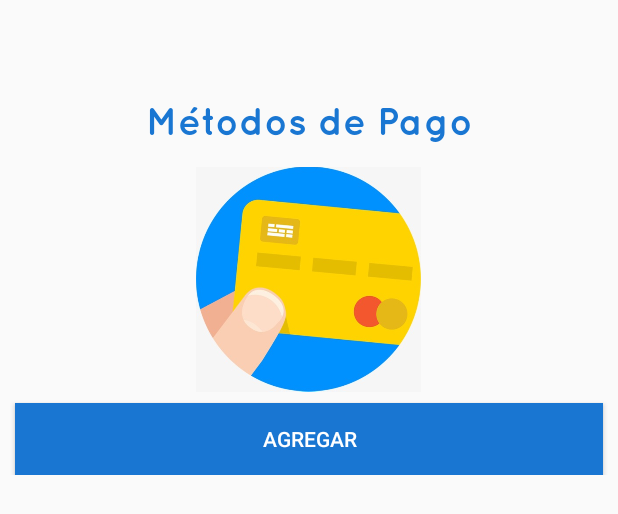
After one commit to krthx/Uber-like-Parking, an Android app: the layout fragment_config.xml on its own in the app's theme, with its tools: preview values and no code run, on a phone screen of 412 x 824 dp. The commit adds this screen. Shown: the top 514 px of the screen. Run offline under Robolectric (Android 15) with nearby library versions, the phone set to English and light mode, and no system bars.

Commit message:
Adding credit card inf

```diff
--- a/app/build.gradle
+++ b/app/build.gradle
@@ -26,6 +26,7 @@ dependencies {
     implementation 'com.android.support.constraint:constraint-layout:1.1.3'
     implementation 'com.android.support:design:28.0.0'
     implementation 'com.android.support:support-v4:28.0.0'
+    implementation 'com.google.firebase:firebase-database:16.0.1'
     testImplementation 'junit:junit:4.12'
     androidTestImplementation 'com.android.support.test:runner:1.0.2'
     androidTestImplementation 'com.android.support.test.espresso:espresso-core:3.0.2'
--- a/app/src/main/AndroidManifest.xml
+++ b/app/src/main/AndroidManifest.xml
@@ -37,12 +37,12 @@
 
                 <category android:name="android.intent.category.LAUNCHER" />
 
-                <action android:name="android.intent.action.VIEW" />
+                <!--<action android:name="android.intent.action.VIEW" />
 
                 <category android:name="android.intent.category.DEFAULT" />
                 <category android:name="android.intent.category.BROWSABLE" />
 
-                <data android:scheme="@string/fb_login_protocol_scheme" />
+                <data android:scheme="@string/fb_login_protocol_scheme" />-->
             </intent-filter>
         </activity>
 
--- a/app/src/main/java/com/spot/NavigationDrawerFragment.java
+++ b/app/src/main/java/com/spot/NavigationDrawerFragment.java
@@ -25,8 +25,8 @@ public class NavigationDrawerFragment extends Fragment {
     private FragmentDrawerListener myDrawerListener;
     private View contenedor;
 
-    private int Iconos[] = { R.drawable.credit_card, R.drawable.history, R.drawable.question, R.drawable.logoff };
-    private String Titulos[] = {"Pagos", "Historial", "Ayuda", "Cerrar Sesión"};
+    private int Iconos[] = { R.drawable.credit_card, R.drawable.credit_card, R.drawable.history, R.drawable.question, R.drawable.logoff };
+    private String Titulos[] = {"Maps", "Pagos", "Historial", "Ayuda", "Cerrar Sesión"};
 
     private int picture = R.mipmap.ic_launcher;
 
--- /dev/null
+++ b/app/src/main/res/layout/fragment_config.xml
@@ -0,0 +1,62 @@
+<?xml version="1.0" encoding="utf-8"?>
+<ScrollView xmlns:android="http://schemas.android.com/apk/res/android"
+    xmlns:tools="http://schemas.android.com/tools"
+    android:layout_width="match_parent"
+    android:layout_height="match_parent"
+    tools:context=".ConfigFragment">
+
+    <RelativeLayout
+        android:layout_width="match_parent"
+        android:layout_height="match_parent"
+        tools:context=".SSOSessionActivity">
+
+        <TextView
+            android:id="@+id/titleFrag"
+            android:layout_width="match_parent"
+            android:layout_height="wrap_content"
+            android:fontFamily="@font/quicksand_bold"
+            android:text="@string/payment_title"
+            android:gravity="center_horizontal"
+            android:layout_marginTop="50dp"
+            android:padding="15dp"
+            android:textStyle="bold"
+            android:textColor="@color/colorPrimaryDark"
+            android:textSize="25sp" />
+
+
+        <LinearLayout
+            android:layout_below="@id/titleFrag"
+            android:layout_width="match_parent"
+            android:layout_height="wrap_content"
+            android:id="@+id/icon_cont"
+            android:gravity="center_horizontal">
+            <ImageView
+                android:layout_width="150dp"
+                android:layout_height="200dp"
+                android:layout_marginTop="-25dp"
+                android:foregroundGravity="center_horizontal"
+                android:src="@drawable/credit_card_icon"/>
+        </LinearLayout>
+
+        <android.support.v7.widget.RecyclerView
+            android:id="@+id/payment_methods"
+            android:layout_below="@+id/icon_cont"
+            android:scrollbars="vertical"
+            android:layout_margin="10dp"
+            android:padding="5dp"
+            android:layout_width="match_parent"
+            android:layout_height="match_parent"/>
+
+        <Button
+            android:id="@+id/agregarTarjeta"
+            android:layout_width="match_parent"
+            android:layout_height="wrap_content"
+            android:background="@color/colorPrimaryDark"
+            android:textColor="@android:color/white"
+            android:layout_alignParentBottom="true"
+            android:layout_marginTop="100dp"
+            android:layout_margin="10dp"
+            android:text="@string/add_payment_method"/>
+
+    </RelativeLayout>
+</ScrollView>
--- a/app/src/main/res/values/strings.xml
+++ b/app/src/main/res/values/strings.xml
@@ -33,4 +33,12 @@
     <string name="default_pass">ltsbrth</string>
     <string name="facebook_app_id">2078440735537900</string>
     <string name="fb_login_protocol_scheme">fb2078440735537900</string>
+    <string name="payment_title">Métodos de Pago</string>
+    <string name="add_payment_method">Agregar</string>
+    <string name="numero">Número</string>
+
+    <array name="tiposTarjetas">
+        <item>Visa</item>
+        <item>Master Card</item>
+    </array>
 </resources>
```
Also changed, not shown: app/src/main/java/com/spot/ConfigFragment.java (added, +82 -0 lines), app/src/main/java/com/spot/HomeActivity.java (+5 -68 lines), app/src/main/java/com/spot/SSOSessionActivity.java (+47 -22 lines), app/src/main/java/com/spot/custom/CustomDialogClass.java (added, +49 -0 lines), app/src/main/java/com/spot/helpers/PaymentMethodsAdapter.java (added, +75 -0 lines), app/src/main/java/com/spot/models/CreditCard.java (added, +41 -0 lines), app/src/main/res/layout/credit_card_layout.xml (added, +107 -0 lines), app/src/main/res/drawable-v21/credit_card_icon.jpg (added), app/src/main/res/drawable/ic_credit_card.png (added).
